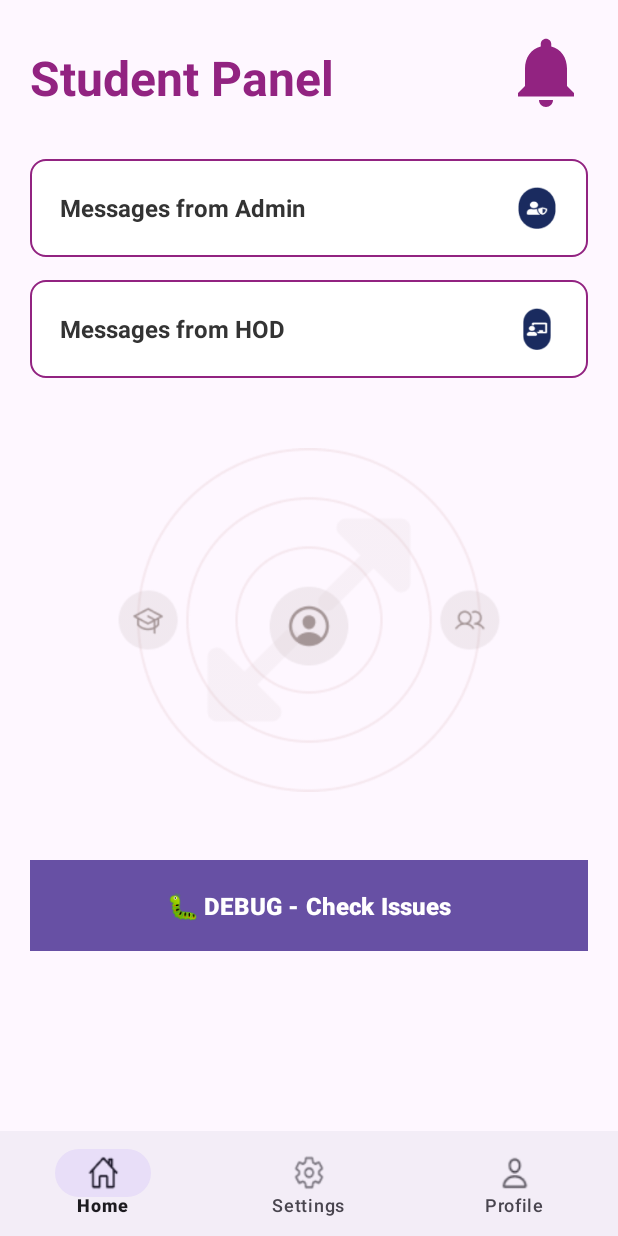
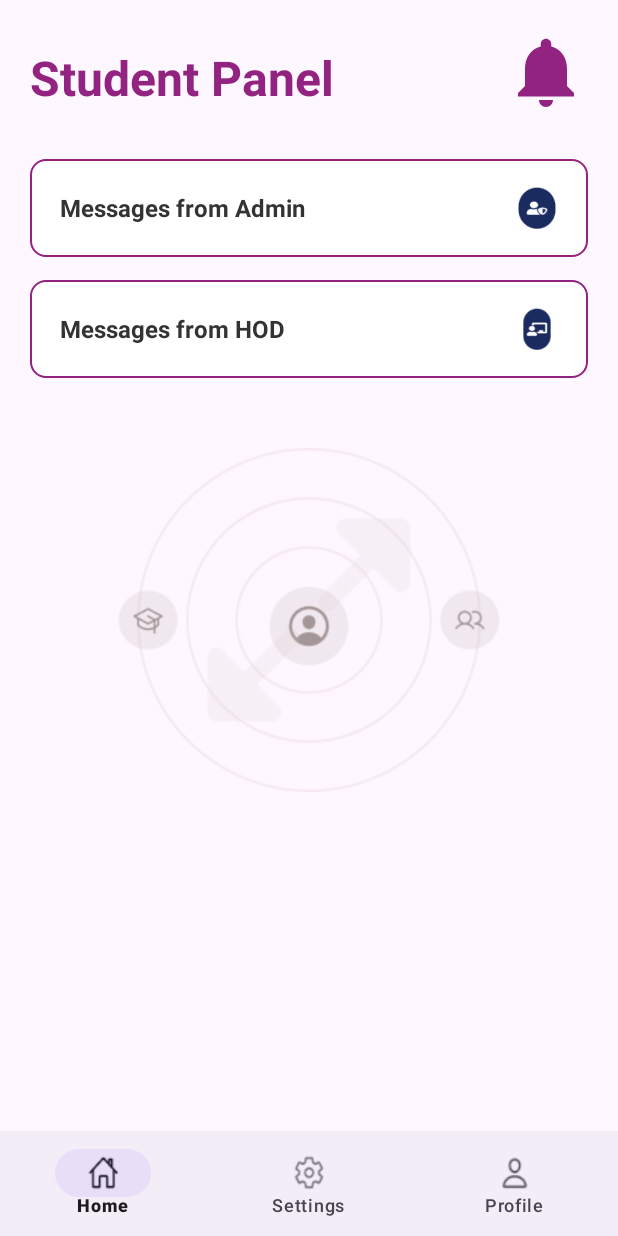
Before and after one commit to Harini156/Edualert_application, an Android app: the StudentHomeFragment screen opened directly, with no data from a screen before it, on a phone screen of 412 x 824 dp. Run offline under Robolectric (Android 15) with nearby library versions, the phone set to English and light mode, and no system bars; our stand-ins replace Volley; network calls fail.

Commit message:
removed the debug button
yet to check for a complete test

```diff
--- a/EDUALERT_FRONTEND-main/app/src/main/java/com/saveetha/edualert/StudentHomeFragment.kt
+++ b/EDUALERT_FRONTEND-main/app/src/main/java/com/saveetha/edualert/StudentHomeFragment.kt
@@ -4,7 +4,6 @@ import android.os.Bundle
 import android.view.LayoutInflater
 import android.view.View
 import android.view.ViewGroup
-import android.widget.Button
 import android.widget.ImageView
 import android.widget.LinearLayout
 import android.widget.TextView
@@ -27,7 +26,6 @@ class StudentHomeFragment : Fragment() {
         val notificationIcon = notificationIconContainer.findViewById<ImageView>(R.id.notificationIcon)
         val notificationBadge = notificationIconContainer.findViewById<TextView>(R.id.notificationBadge)
         notificationBadgeRef = notificationBadge
-        val debugButton = view.findViewById<Button>(R.id.debugButton)
 
         // Setup notification icon
         val userType = "student"
@@ -45,11 +43,7 @@ class StudentHomeFragment : Fragment() {
             year
         )
 
-        // Setup debug button
-        debugButton.setOnClickListener {
-            val intent = android.content.Intent(requireContext(), DebugActivity::class.java)
-            startActivity(intent)
-        }
+        // Debug button removed as per request
 
         // 🔹 Messages from Admin
         messagesFromAdminCard.setOnClickListener {
--- a/EDUALERT_FRONTEND-main/app/src/main/res/layout/fragment_student_home.xml
+++ b/EDUALERT_FRONTEND-main/app/src/main/res/layout/fragment_student_home.xml
@@ -109,18 +109,7 @@
         android:scaleType="fitCenter"
         android:src="@drawable/adminimage" />
 
-    <!-- Debug Button -->
-    <Button
-        android:id="@+id/debugButton"
-        android:layout_width="match_parent"
-        android:layout_height="wrap_content"
-        android:text="🐛 DEBUG - Check Issues"
-        android:textColor="#FFFFFF"
-        android:background="#FF6B6B"
-        android:layout_marginBottom="10dp"
-        android:padding="15dp"
-        android:textSize="16sp"
-        android:textStyle="bold" />
+
 
     <!-- Container for inner fragments -->
     <FrameLayout
```
